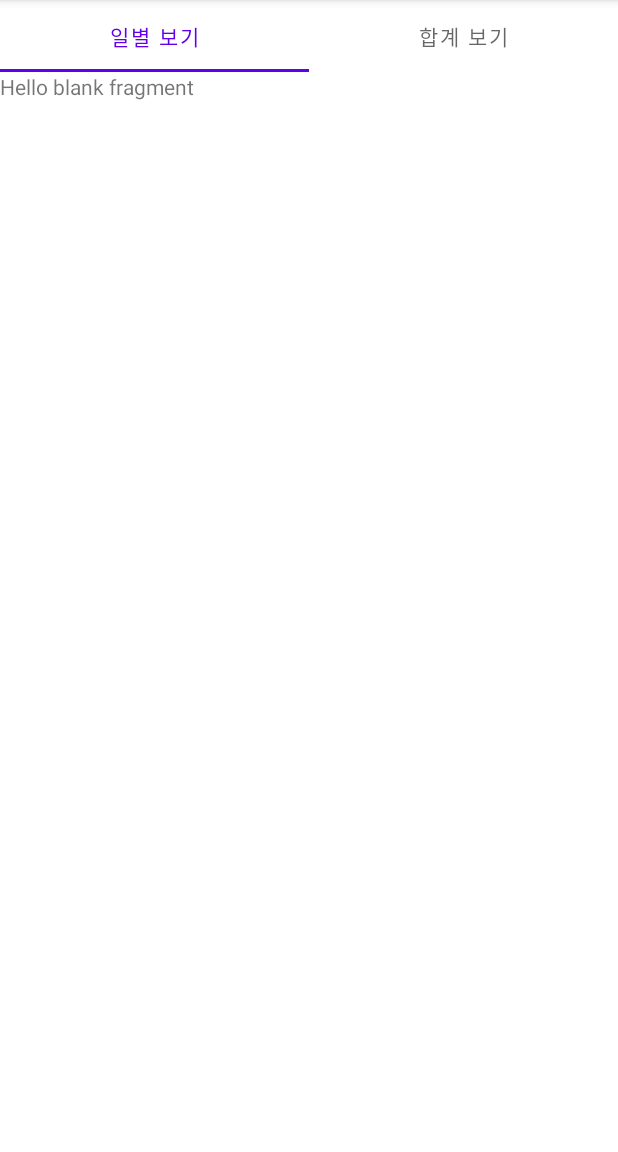
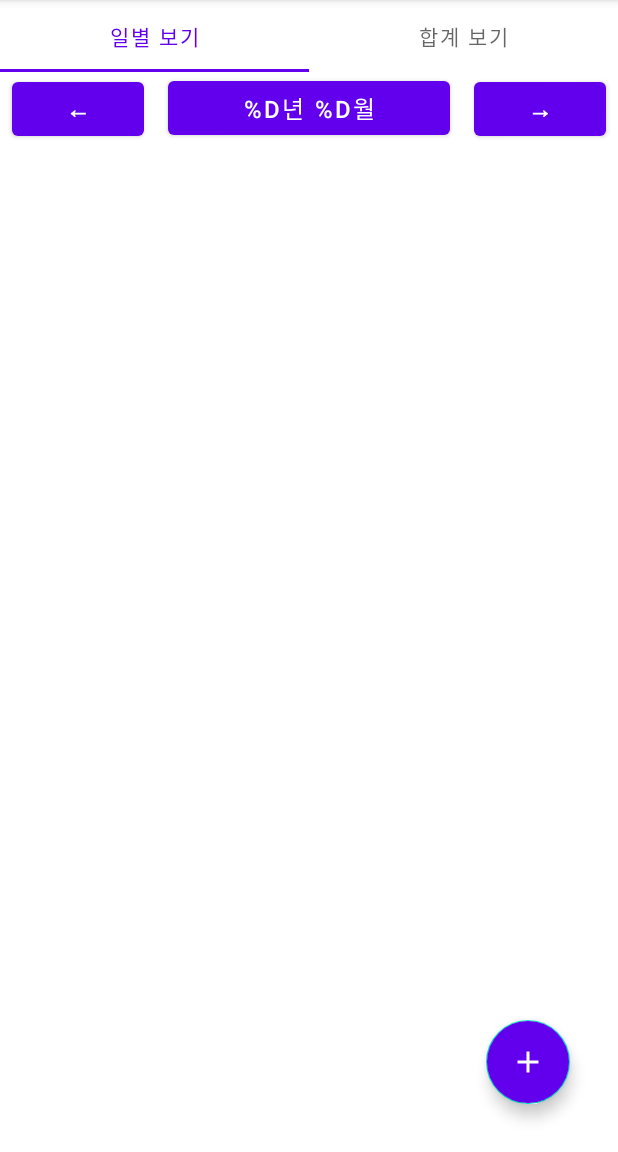
Before and after one commit to mbkim95/JokbalManager, an Android app: the screen it shows after launch (MainActivity), on a phone screen of 412 x 824 dp, the part 84-1236 px from its top. Run offline under Robolectric (Android 15) with nearby library versions, the phone set to English and light mode, and no system bars.

Commit message:
DailyFragment 레이아웃 구성

```diff
--- /dev/null
+++ b/app/src/main/res/drawable/ic_baseline_add_24.xml
@@ -0,0 +1,5 @@
+<vector android:height="24dp" android:tint="#FFFFFF"
+    android:viewportHeight="24" android:viewportWidth="24"
+    android:width="24dp" xmlns:android="http://schemas.android.com/apk/res/android">
+    <path android:fillColor="@android:color/white" android:pathData="M19,13h-6v6h-2v-6H5v-2h6V5h2v6h6v2z"/>
+</vector>
--- /dev/null
+++ b/app/src/main/res/layout/daily_item.xml
@@ -0,0 +1,22 @@
+<?xml version="1.0" encoding="utf-8"?>
+<androidx.constraintlayout.widget.ConstraintLayout xmlns:android="http://schemas.android.com/apk/res/android"
+    xmlns:app="http://schemas.android.com/apk/res-auto"
+    android:layout_width="match_parent"
+    android:layout_height="wrap_content"
+    android:paddingTop="4dp"
+    android:paddingBottom="4dp">
+
+    <TextView
+        android:id="@+id/date_text"
+        android:layout_width="wrap_content"
+        android:layout_height="wrap_content"
+        android:layout_marginStart="24dp"
+        android:text="@string/day_format"
+        android:textSize="16sp"
+        app:layout_constraintBottom_toBottomOf="parent"
+        app:layout_constraintStart_toStartOf="parent"
+        app:layout_constraintTop_toTopOf="parent" />
+
+    <!--    TODO: 보여주면 좋을 정보 추려서 레이아웃 만들어야함 -->
+
+</androidx.constraintlayout.widget.ConstraintLayout>
--- a/app/src/main/res/layout/fragment_daily.xml
+++ b/app/src/main/res/layout/fragment_daily.xml
@@ -1,13 +1,68 @@
 <?xml version="1.0" encoding="utf-8"?>
-<FrameLayout xmlns:android="http://schemas.android.com/apk/res/android"
+<androidx.constraintlayout.widget.ConstraintLayout xmlns:android="http://schemas.android.com/apk/res/android"
+    xmlns:app="http://schemas.android.com/apk/res-auto"
     xmlns:tools="http://schemas.android.com/tools"
     android:layout_width="match_parent"
     android:layout_height="match_parent"
+    android:orientation="vertical"
     tools:context=".DailyFragment">
 
-    <TextView
+    <LinearLayout
+        android:id="@+id/month_button_layout"
         android:layout_width="match_parent"
-        android:layout_height="match_parent"
-        android:text="@string/hello_blank_fragment" />
+        android:layout_height="wrap_content"
+        android:orientation="horizontal"
+        app:layout_constraintTop_toTopOf="parent">
 
-</FrameLayout>
+        <Button
+            android:layout_width="wrap_content"
+            android:layout_height="wrap_content"
+            android:layout_marginStart="8dp"
+            android:layout_marginEnd="8dp"
+            android:text="@string/left_arrow"
+            android:textSize="16sp"
+            android:textStyle="bold" />
+
+        <Button
+            android:layout_width="0dp"
+            android:layout_height="wrap_content"
+            android:layout_marginStart="8dp"
+            android:layout_marginEnd="8dp"
+            android:layout_weight="1"
+            android:text="@string/month_format"
+            android:textSize="16sp" />
+
+        <Button
+            android:layout_width="wrap_content"
+            android:layout_height="wrap_content"
+            android:layout_marginStart="8dp"
+            android:layout_marginEnd="8dp"
+            android:text="@string/right_arrow"
+            android:textSize="16sp"
+            android:textStyle="bold" />
+    </LinearLayout>
+
+    <androidx.recyclerview.widget.RecyclerView
+        android:layout_width="match_parent"
+        android:layout_height="0dp"
+        android:layout_marginTop="8dp"
+        app:layoutManager="androidx.recyclerview.widget.LinearLayoutManager"
+        app:layout_constraintBottom_toBottomOf="parent"
+        app:layout_constraintTop_toBottomOf="@id/month_button_layout"
+        tools:listitem="@layout/daily_item" />
+
+    <com.google.android.material.floatingactionbutton.FloatingActionButton
+        android:id="@+id/add_button"
+        android:layout_width="wrap_content"
+        android:layout_height="wrap_content"
+        android:layout_marginEnd="32dp"
+        android:layout_marginBottom="32dp"
+        android:backgroundTint="@color/design_default_color_primary"
+        android:clickable="true"
+        android:focusable="true"
+        android:src="@drawable/ic_baseline_add_24"
+        app:layout_constraintBottom_toBottomOf="parent"
+        app:layout_constraintRight_toRightOf="parent"
+        app:tint="@color/white" />
+
+</androidx.constraintlayout.widget.ConstraintLayout>
--- a/app/src/main/res/values/strings.xml
+++ b/app/src/main/res/values/strings.xml
@@ -1,4 +1,8 @@
 <resources>
     <string name="app_name">JokbalManager</string>
     <string name="hello_blank_fragment">Hello blank fragment</string>
+    <string name="left_arrow">←</string>
+    <string name="right_arrow">→</string>
+    <string name="month_format">%d년 %d월</string>
+    <string name="day_format">%d월 %d일</string>
 </resources>
```
